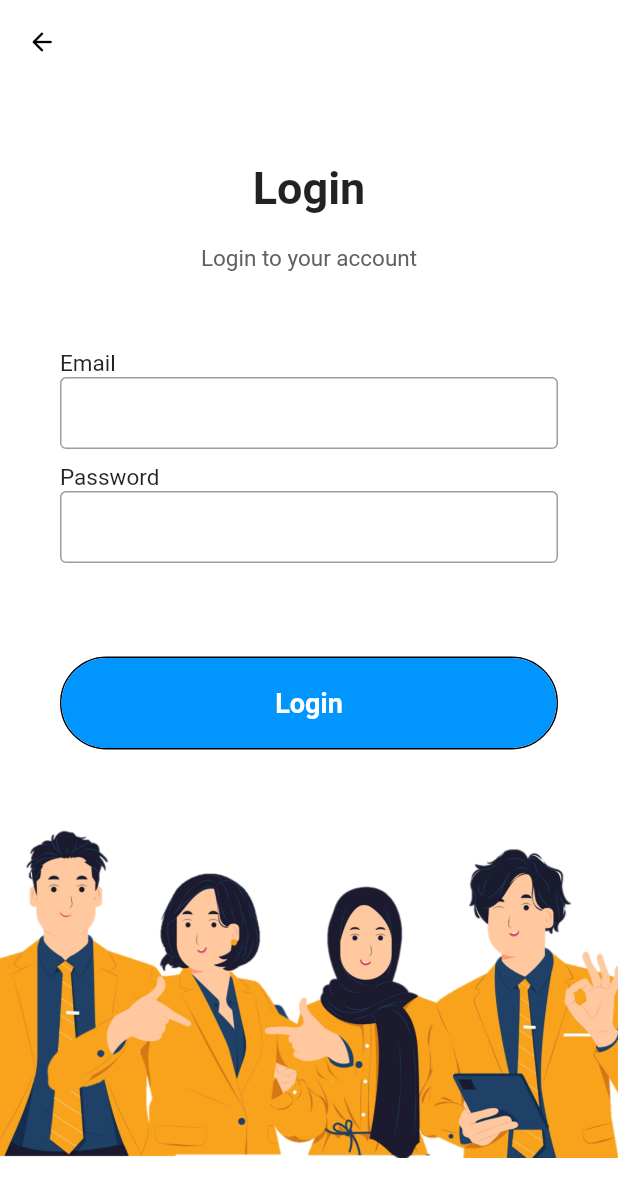
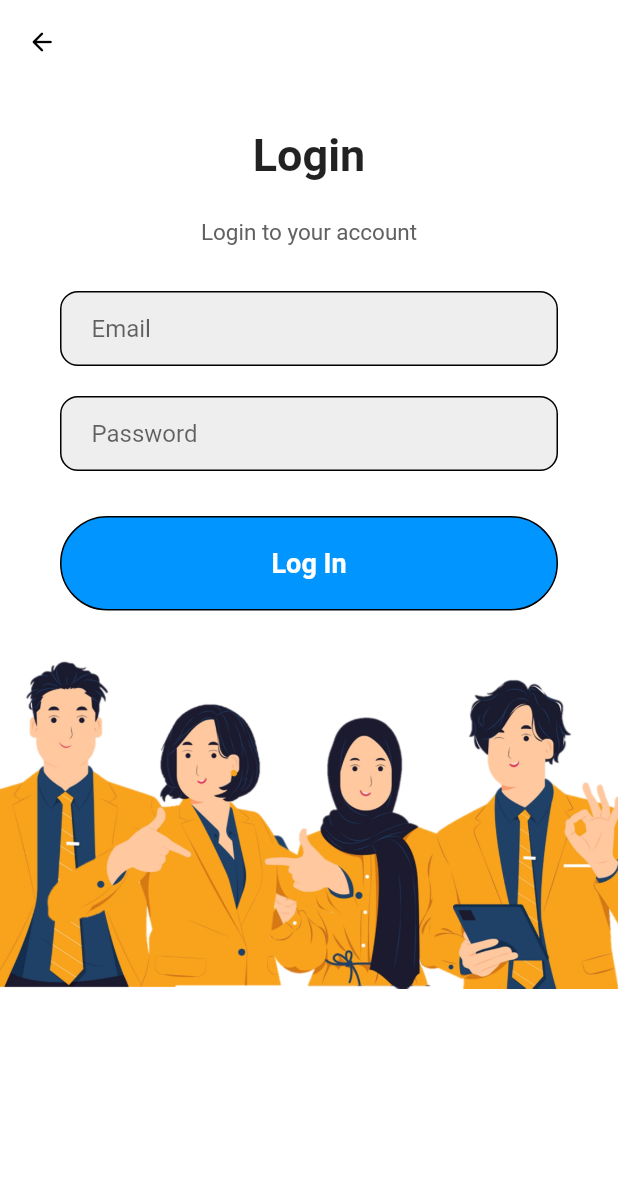
Before and after one commit to Adilahusin/MSQ-App, a Flutter app: the screen it shows after launch, after a tap on "Login", on a phone screen of 412 x 824 dp. Shown: the top 1197 px of the screen. Run offline on Flutter 3.47's test engine with Material 2 defaults, Android fonts, the light colour scheme and no system bars; our stand-ins replace firebase_auth, firebase_core; accounts and stored records are empty.

Commit message:
modified:   msq/lib/main.dart 	modified:   msq/lib/pages/admin_homepage.dart 	modified:   msq/lib/pages/admin_login.dart 	modified:   msq/lib/pages/auth_page.dart 	modified:   msq/lib/pages/guidelines.dart 	modified:   msq/lib/pages/homepage.dart 	modified:   msq/lib/pages/login.dart 	modified:   msq/lib/pages/tati_info.dart 	modified:   msq/lib/question_model.dart

```diff
--- a/msq/lib/main.dart
+++ b/msq/lib/main.dart
@@ -17,9 +17,14 @@ void main() async {
   ));
 }
 
-class Index extends StatelessWidget {
+class Index extends StatefulWidget {
   const Index({super.key});
 
+  @override
+  State<Index> createState() => _IndexState();
+}
+
+class _IndexState extends State<Index> {
   @override
   Widget build(BuildContext context) {
     return Scaffold(
@@ -111,7 +116,7 @@ class Index extends StatelessWidget {
                     onPressed: (){
                       Navigator.push(
                         context, MaterialPageRoute(
-                          builder: (context) => LoginPage()));
+                          builder: (context) => const LoginPage()));
                     },
 
                     shape: RoundedRectangleBorder(
--- a/msq/lib/pages/admin_homepage.dart
+++ b/msq/lib/pages/admin_homepage.dart
@@ -2,9 +2,14 @@ import 'package:flutter/material.dart';
 import 'package:msq/main.dart';
 import 'package:msq/pages/admin_login.dart';
 
-class AdminHomePage extends StatelessWidget {
+class AdminHomePage extends StatefulWidget {
   const AdminHomePage({Key? key}) : super(key: key);
 
+  @override
+  State<AdminHomePage> createState() => _AdminHomePageState();
+}
+
+class _AdminHomePageState extends State<AdminHomePage> {
   @override
   Widget build(BuildContext context) {
     return Scaffold(
--- a/msq/lib/pages/admin_login.dart
+++ b/msq/lib/pages/admin_login.dart
@@ -2,9 +2,14 @@ import 'package:flutter/material.dart';
 import 'package:msq/main.dart';
 import 'package:msq/pages/admin_homepage.dart';
 
-class AdminLogin extends StatelessWidget {
+class AdminLogin extends StatefulWidget {
   const AdminLogin({Key? key}) : super(key: key);
 
+  @override
+  State<AdminLogin> createState() => _AdminLoginState();
+}
+
+class _AdminLoginState extends State<AdminLogin> {
   @override
   Widget build(BuildContext context) {
     return Scaffold(
--- a/msq/lib/pages/auth_page.dart
+++ b/msq/lib/pages/auth_page.dart
@@ -20,7 +20,7 @@ class AuthPage extends StatelessWidget {
 
         // When user is not logged in
         else {
-          return LoginPage();
+          return const LoginPage();
         }
         },
       ),
--- a/msq/lib/pages/guidelines.dart
+++ b/msq/lib/pages/guidelines.dart
@@ -1,8 +1,13 @@
 import 'package:flutter/material.dart';
 
-class Guidelines extends StatelessWidget {
+class Guidelines extends StatefulWidget {
   const Guidelines({Key? key}) : super(key: key);
 
+  @override
+  State<Guidelines> createState() => _GuidelinesState();
+}
+
+class _GuidelinesState extends State<Guidelines> {
   @override
   Widget build(BuildContext context) {
     return Scaffold(
--- a/msq/lib/pages/homepage.dart
+++ b/msq/lib/pages/homepage.dart
@@ -2,9 +2,14 @@ import 'package:flutter/material.dart';
 import 'package:msq/main.dart';
 import 'package:msq/question_model.dart';
 
-class HomePage extends StatelessWidget {
+class HomePage extends StatefulWidget {
   const HomePage({Key? key}) : super(key: key);
 
+  @override
+  State<HomePage> createState() => _HomePageState();
+}
+
+class _HomePageState extends State<HomePage> {
   @override
   Widget build(BuildContext context) {
     return Scaffold(
--- a/msq/lib/pages/login.dart
+++ b/msq/lib/pages/login.dart
@@ -1,24 +1,17 @@
 import 'package:flutter/material.dart';
 import 'package:msq/main.dart';
-// import '../components/login_button.dart';
-// import '../components/login_textfields.dart';
+//import '../components/login_button.dart';
+//import '../components/login_textfields.dart';
 // import 'package:firebase_auth/firebase_auth.dart';
-import 'homepage.dart';
 
-class LoginPage extends StatelessWidget {
-  LoginPage({Key? key}) : super(key: key);
+class LoginPage extends StatefulWidget {
+  const LoginPage({Key? key}) : super(key: key);
 
-  // // Text editing controllers
-  // final emailController = TextEditingController();
-  // final passwordController = TextEditingController();
+  @override
+  State<LoginPage> createState() => _LoginPageState();
+}
 
-  // // Sign user in
-  // void signUserIn() async {
-  //   await FirebaseAuth.instance.signInWithEmailAndPassword(
-  //     email: emailController.text,
-  //     password: passwordController.text,
-  //     );
-  // }
+class _LoginPageState extends State<LoginPage> {
 
   @override
   Widget build(BuildContext context) {
@@ -42,106 +35,105 @@ class LoginPage extends StatelessWidget {
         ),
       ),
 
-      body: Container(
-        height: MediaQuery.of(context).size.height,
-        width: double.infinity,
-        child: Column(
-          mainAxisAlignment: MainAxisAlignment.spaceBetween,
-          children: <Widget>[
-            Expanded(child: Column(
-              mainAxisAlignment: MainAxisAlignment.spaceEvenly,
-              children: <Widget>[
-                Column(
-                  children: <Widget>[
-                    const Text("Login",
+      body: SafeArea(
+        child: Center(
+          child: Column (
+            children: [
+
+              const SizedBox(height: 30),
+
+              const Text(
+                'Login',
                 style: TextStyle(
+                  fontWeight: FontWeight.bold,
                   fontSize: 30,
-                      fontWeight: FontWeight.bold
                 ),
               ),
 
-                    const SizedBox(
-                      height: 20,
-                    ),
+              const SizedBox(height: 25),
 
-                    Text("Login to your account",
+              Text(
+                'Login to your account',
                 style: TextStyle(
+                  color: Colors.grey[700],
                   fontSize: 15,
-                      color: Colors.grey[700]
-                    ),
-                    ),
-                  ],
-                  ),
-
-              // // username textfield
-              // MyTextField(
-              //   controller: emailController,
-              //   hintText: 'Email',
-              //   obscureText: false,
-              // ),
-
-              // // password textfield
-              // MyTextField(
-              //   controller: passwordController,
-              //   hintText: 'Password',
-              //   obscureText: true,
-              // ),
-
-                  Padding(
-                    padding: const EdgeInsets.symmetric(horizontal: 40),
-                    child: Column(
-                      children: <Widget>[
-                        inputFile(label:"Email"),
-                        inputFile(label:"Password", obscureText: true),
-                      ],
                 ),
               ),
 
+              const SizedBox(height: 30),
+
+                  // Email textfield
                   Padding(
                     padding: const EdgeInsets.symmetric(horizontal: 40),
                     child: Container(
-                      padding: const EdgeInsets.only(top: 0, left: 0),
-                      decoration:
-                      BoxDecoration(
-                        borderRadius: BorderRadius.circular(50),
-                        border: const Border(
-                          bottom: BorderSide(color: Colors.black),
-                          top: BorderSide(color: Colors.black),
-                          left: BorderSide(color: Colors.black),
-                          right: BorderSide(color: Colors.black),
+                      decoration: BoxDecoration(
+                        color: Colors.grey[200],
+                        border: Border.all(color: Colors.black),
+                        borderRadius: BorderRadius.circular(12),
+                      ),
+                      child: const Padding(
+                        padding: EdgeInsets.only(left: 20),
+                      child: TextField(
+                        decoration: InputDecoration(
+                          border: InputBorder.none,
+                          hintText: 'Email',
                         ),
                       ),
-
-                      child: MaterialButton(
-                        minWidth: double.infinity,
-                        height: 60,
-                        onPressed: () {
-                          Navigator.push(
-                        context, MaterialPageRoute(
-                          builder: (context) => const HomePage()));},
-                        color: const Color(0xff0095FF),
-                        elevation: 0,
-                        shape: RoundedRectangleBorder(
-                          borderRadius: BorderRadius.circular(50),
-                        ),
-
-                        child: const Text("Login",
-                        style: TextStyle(
-                          fontWeight: FontWeight.w600,
-                          fontSize: 18,
-                          color: Colors.white,
-                          ),
-                          ),
-
                       ),
                     ),
                   ),
 
-                  // // sign in button
-                  // LoginButton(
-                  //   onTap: signUserIn,
-                  // ),
+                  const SizedBox(height: 20),
 
+                  // Password textfield
+                  Padding(
+                    padding: const EdgeInsets.symmetric(horizontal: 40),
+                    child: Container(
+                      decoration: BoxDecoration(
+                        color: Colors.grey[200],
+                        border: Border.all(color: Colors.black),
+                        borderRadius: BorderRadius.circular(12),
+                      ),
+                      child: const Padding(
+                        padding: EdgeInsets.only(left: 20),
+                      child: TextField(
+                        obscureText: true,
+                        decoration: InputDecoration(
+                          border: InputBorder.none,
+                          hintText: 'Password',
+                        ),
+                      ),
+                      ),
+                    ),
+                  ),
+
+                  const SizedBox(height: 30),
+
+                  // Login button
+                  Padding(
+                    padding: const EdgeInsets.symmetric(horizontal: 40),
+                    child: Container(
+                      padding: const EdgeInsets.all(20),
+                      decoration: BoxDecoration(
+                        color: const Color(0xff0095FF),
+                        border: Border.all(color: Colors.black),
+                        borderRadius: BorderRadius.circular(40),
+                      ),
+
+                      child: const Center(
+                        child: Text(
+                          'Log In',
+                          style: TextStyle(
+                            color: Colors.white,
+                            fontWeight: FontWeight.bold,
+                            fontSize: 18,
+                          ),
+                        ),
+                      ),
+                    ),
+                  ),
+
+                  const SizedBox(height: 32),
 
                   Container(
                     padding: const EdgeInsets.only(top:100),
@@ -154,57 +146,11 @@ class LoginPage extends StatelessWidget {
                     ),
                   ),
 
-              ],
+            ]
           ),
         ),
-          ],
       ),
-      ),
-
    );
 
   }
 }
-
-// Widgets for textField
-Widget inputFile({label, obscureText = false})
-{
-  return Column(
-    crossAxisAlignment: CrossAxisAlignment.start,
-    children: <Widget>[
-      Text(
-        label,
-        style: const TextStyle(
-          fontSize: 15,
-          fontWeight: FontWeight.w400,
-          color: Colors.black87,
-        ),
-        ),
-
-        TextField(
-          obscureText: obscureText,
-          decoration: const InputDecoration(
-            contentPadding: EdgeInsets.symmetric(
-              vertical: 0,
-              horizontal: 10),
-              enabledBorder: OutlineInputBorder(
-                borderSide: BorderSide(
-                  color: Colors.grey
-                ),
-
-              ),
-
-              border: OutlineInputBorder(
-                borderSide: BorderSide(
-                  color: Colors.grey
-                  ),
-              )
-
-          ),
-        ),
-
-        const SizedBox(height: 10),
-    ],
-  );
-
-}
--- a/msq/lib/pages/tati_info.dart
+++ b/msq/lib/pages/tati_info.dart
@@ -1,8 +1,13 @@
 import 'package:flutter/material.dart';
 
-class TatiInfo extends StatelessWidget {
+class TatiInfo extends StatefulWidget {
   const TatiInfo({Key? key}) : super(key: key);
 
+  @override
+  State<TatiInfo> createState() => _TatiInfoState();
+}
+
+class _TatiInfoState extends State<TatiInfo> {
   @override
   Widget build(BuildContext context) {
     return Scaffold(
--- a/msq/lib/question_model.dart
+++ b/msq/lib/question_model.dart
@@ -66,7 +66,7 @@ class _QuizAppState extends State<QuizApp> {
           IconButton(icon: const Icon(Icons.logout_rounded),
           onPressed: () {
               Navigator.push(
-                  context, MaterialPageRoute(builder: (context) => LoginPage()));
+                  context, MaterialPageRoute(builder: (context) => const LoginPage()));
             }
             ),
         ],
```
Lines whose indentation alone changed are shown as unchanged.
